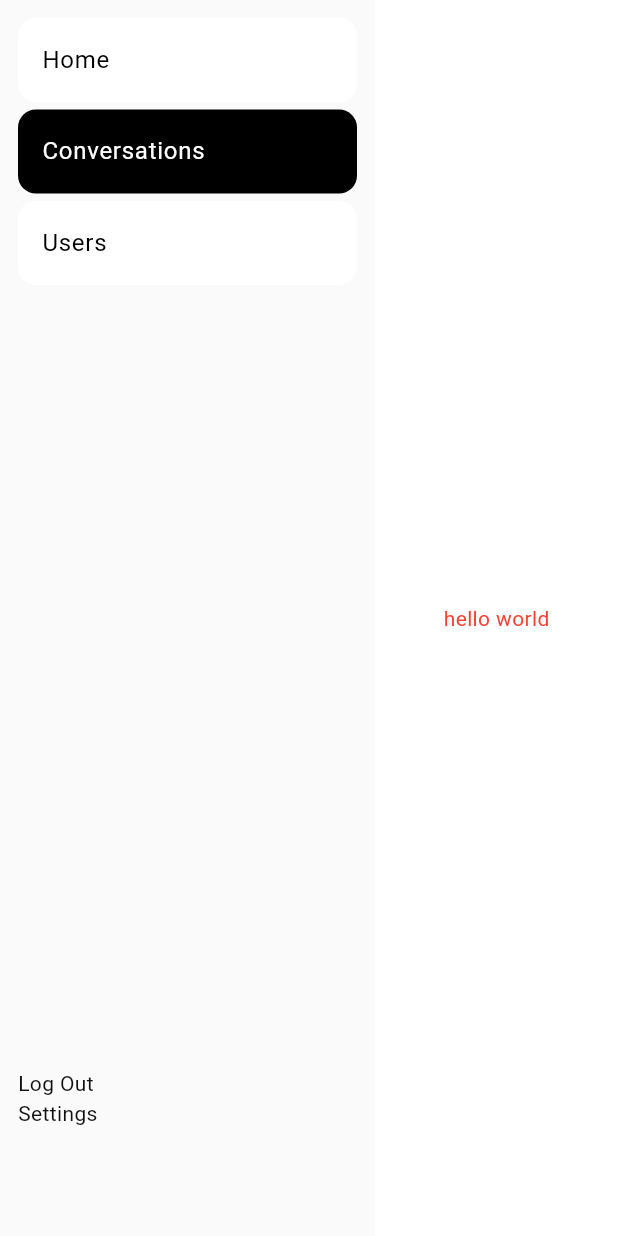
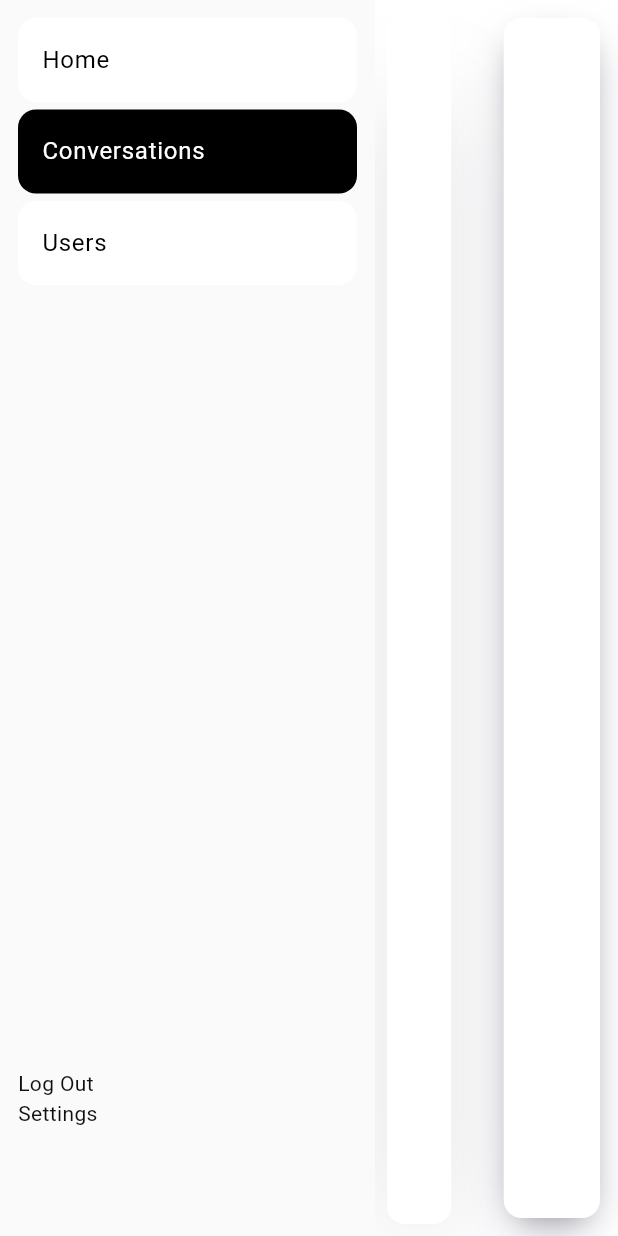
Before and after one commit to sandei-travolta/tech-support-ai-assistant, a Flutter app: the Homepage screen opened directly with empty values, after a tap on "Home", after a tap on "Conversations", on a phone screen of 412 x 824 dp. Run offline on Flutter 3.47's test engine with Material 3 defaults, Android fonts, the phone set to English and light mode, and no system bars; our stand-ins replace flutter_svg, go_router; network calls fail.

Commit message:
conversation screen implementation

```diff
--- a/flutter-ui/lib/ui/conversationsPage/conversationsPage.dart
+++ b/flutter-ui/lib/ui/conversationsPage/conversationsPage.dart
@@ -1,10 +1,21 @@
+import 'package:admin_panel/ui/conversationsPage/widgets/conversations_section.dart';
 import 'package:flutter/material.dart';
+
+import 'widgets/chat_section.dart';
 
 class ConversationsPage extends StatelessWidget {
   const ConversationsPage({super.key});
 
   @override
   Widget build(BuildContext context) {
-    return Center(child: Text("hello world",style: TextStyle(color: Colors.red),));
+    return Center(
+      child: Row(
+        spacing: 15.0,
+        children: [
+          ConversationsSection(),
+          ChatSection()
+        ],
+      ),
+    );
   }
 }
--- /dev/null
+++ b/flutter-ui/lib/ui/conversationsPage/widgets/chat_section.dart
@@ -0,0 +1,36 @@
+import 'package:flutter/material.dart';
+
+class ChatSection extends StatelessWidget {
+  const ChatSection({
+    super.key,
+  });
+
+  @override
+  Widget build(BuildContext context) {
+    return Flexible(
+        flex: 3,
+        child: Padding(
+          padding: const EdgeInsets.all(12.0),
+          child: Container(
+            decoration: BoxDecoration(
+              color: Colors.white,
+              borderRadius: .circular(12.0),
+                boxShadow: [
+                  BoxShadow(
+                    color: Color.fromRGBO(50, 50, 93, 0.25),
+                    blurRadius: 27,
+                    spreadRadius: -5,
+                    offset: Offset(0, 13),
+                  ),
+                  BoxShadow(
+                    color: Color.fromRGBO(0, 0, 0, 0.3),
+                    blurRadius: 16,
+                    spreadRadius: -8,
+                    offset: Offset(0, 8),
+                  )
+                ]
+            ),
+          ),
+        ));
+  }
+}
--- /dev/null
+++ b/flutter-ui/lib/ui/conversationsPage/widgets/conversations_section.dart
@@ -0,0 +1,35 @@
+import 'package:flutter/material.dart';
+class ConversationsSection extends StatelessWidget {
+  const ConversationsSection({
+    super.key,
+  });
+
+  @override
+  Widget build(BuildContext context) {
+    return Flexible(
+        flex: 2,
+        child: Padding(
+          padding: const EdgeInsets.all(8.0),
+          child: Container(
+            decoration: BoxDecoration(
+                color: Colors.white,
+                borderRadius: .circular(12.0),
+                boxShadow: [
+                  BoxShadow(
+                    color: Color.fromRGBO(50, 50, 93, 0.25),
+                    blurRadius: 100,
+                    spreadRadius: -20,
+                    offset: Offset(0, 50),
+                  ),
+                  BoxShadow(
+                    color: Color.fromRGBO(0, 0, 0, 0.3),
+                    blurRadius: 60,
+                    spreadRadius: -30,
+                    offset: Offset(0, 30),
+                  )
+                ]
+            ),
+          ),
+        ));
+  }
+}
```
